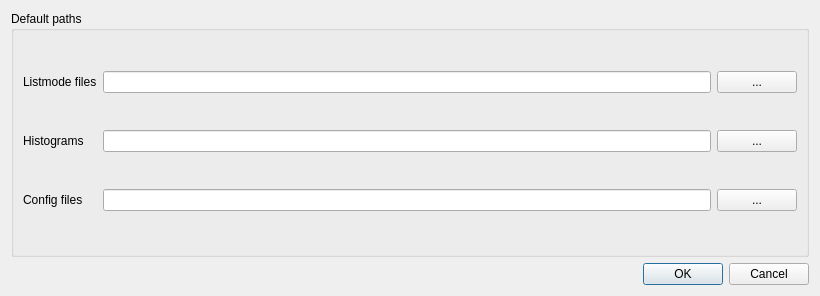
Old version of the form qmesydaq/generalsetup.ui in the repository flueke/qmesydaq.
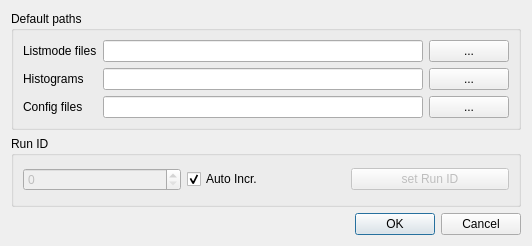
New version of the form.

```diff
--- a/qmesydaq/generalsetup.ui
+++ b/qmesydaq/generalsetup.ui
@@ -6,8 +6,8 @@
    <rect>
     <x>0</x>
     <y>0</y>
-    <width>820</width>
-    <height>296</height>
+    <width>532</width>
+    <height>246</height>
    </rect>
   </property>
   <property name="windowTitle">
@@ -84,6 +84,54 @@
     </widget>
    </item>
    <item row="1" column="0">
+    <widget class="QGroupBox" name="groupBox15">
+     <property name="title">
+      <string>Run ID</string>
+     </property>
+     <layout class="QGridLayout" name="gridLayout_7">
+      <item row="0" column="0">
+       <widget class="QSpinBox" name="runId">
+        <property name="enabled">
+         <bool>false</bool>
+        </property>
+        <property name="toolTip">
+         <string>RUN ID will be transmitted in every data buffer header</string>
+        </property>
+        <property name="maximum">
+         <number>65536</number>
+        </property>
+       </widget>
+      </item>
+      <item row="0" column="1">
+       <widget class="QCheckBox" name="runIdAuto">
+        <property name="toolTip">
+         <string>increment run ID automatically at every start cmd</string>
+        </property>
+        <property name="text">
+         <string>Auto Incr.</string>
+        </property>
+        <property name="shortcut">
+         <string/>
+        </property>
+        <property name="checked">
+         <bool>true</bool>
+        </property>
+       </widget>
+      </item>
+      <item row="0" column="2">
+       <widget class="QPushButton" name="runIdButton">
+        <property name="enabled">
+         <bool>false</bool>
+        </property>
+        <property name="text">
+         <string>set Run ID</string>
+        </property>
+       </widget>
+      </item>
+     </layout>
+    </widget>
+   </item>
+   <item row="2" column="0">
     <widget class="QDialogButtonBox" name="buttonBox">
      <property name="orientation">
       <enum>Qt::Horizontal</enum>
```
